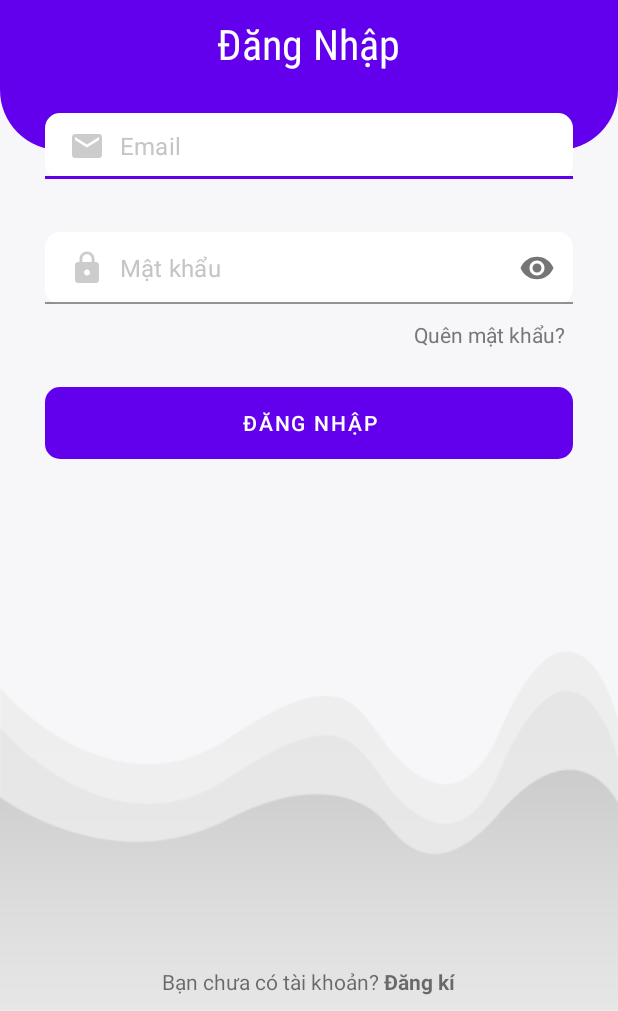
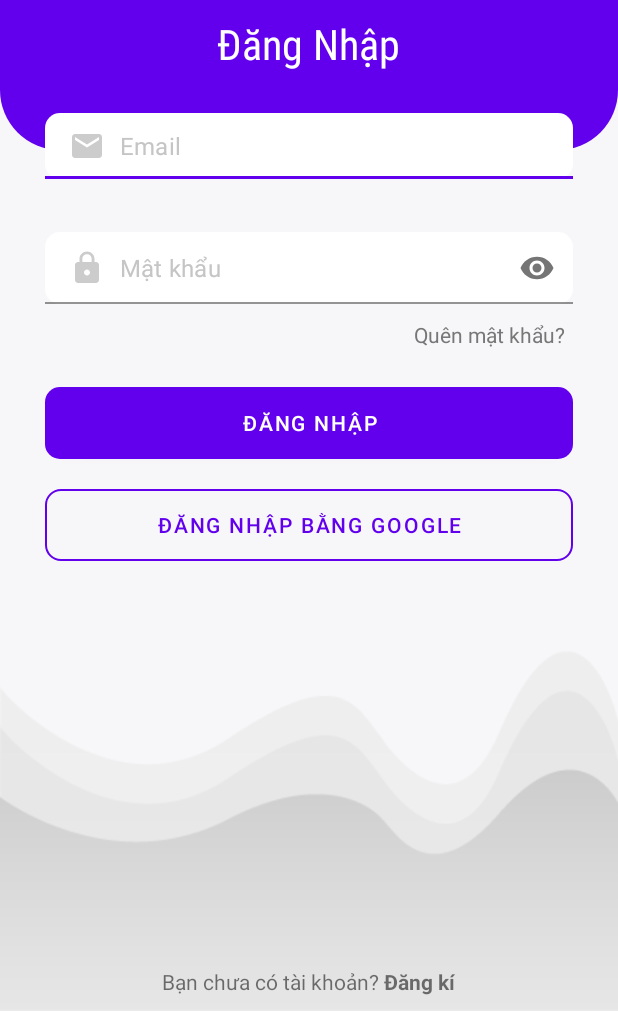
Before and after one commit to VDTune/Readify, an Android app: the layout activity_login.xml on its own in the app's theme, with its tools: preview values and no code run, on a phone screen of 412 x 824 dp, the part 225-1236 px from its top. Run offline under Robolectric (Android 15) with nearby library versions, the phone set to English and light mode, and no system bars.

Commit message:
sua code layout login 12/04/2023

```diff
--- a/app/build.gradle
+++ b/app/build.gradle
@@ -50,4 +50,6 @@ dependencies {
     testImplementation 'junit:junit:4.13.2'
     androidTestImplementation 'androidx.test.ext:junit:1.1.5'
     androidTestImplementation 'androidx.test.espresso:espresso-core:3.5.1'
+
+    implementation 'com.google.android.gms:play-services-auth:20.5.0'
 }
--- a/app/src/main/AndroidManifest.xml
+++ b/app/src/main/AndroidManifest.xml
@@ -14,6 +14,9 @@
         android:theme="@style/Theme.MaterialComponents.Light.NoActionBar"
         tools:targetApi="31">
         <activity
+            android:name=".LoginActivity"
+            android:exported="false" />
+        <activity
             android:name=".CategoryAddActivity"
             android:exported="false" />
         <activity
@@ -21,9 +24,6 @@
             android:exported="false" />
         <activity
             android:name=".DashboardUserActivity"
-            android:exported="false" />
-        <activity
-            android:name=".LoginActivity"
             android:exported="false" />
         <activity
             android:name=".RegisterActivity"
--- a/app/src/main/res/layout/activity_login.xml
+++ b/app/src/main/res/layout/activity_login.xml
@@ -116,6 +116,16 @@
                 android:text="Đăng Nhập"
                 android:textColor="@color/white" />
 
+            <Button
+                android:id="@+id/loginWithGoogle"
+                android:layout_width="match_parent"
+                android:layout_height="wrap_content"
+                android:layout_below="@+id/loginBtn"
+                android:layout_marginTop="20dp"
+                android:background="@drawable/shape_button02"
+                android:text="Đăng Nhập Bằng Google"
+                android:textColor="@color/purple_500" />
+
         </RelativeLayout>
     </ScrollView>
 
```
Also changed, not shown: app/src/main/java/com/example/readify/LoginActivity.kt (+89 -0 lines).
